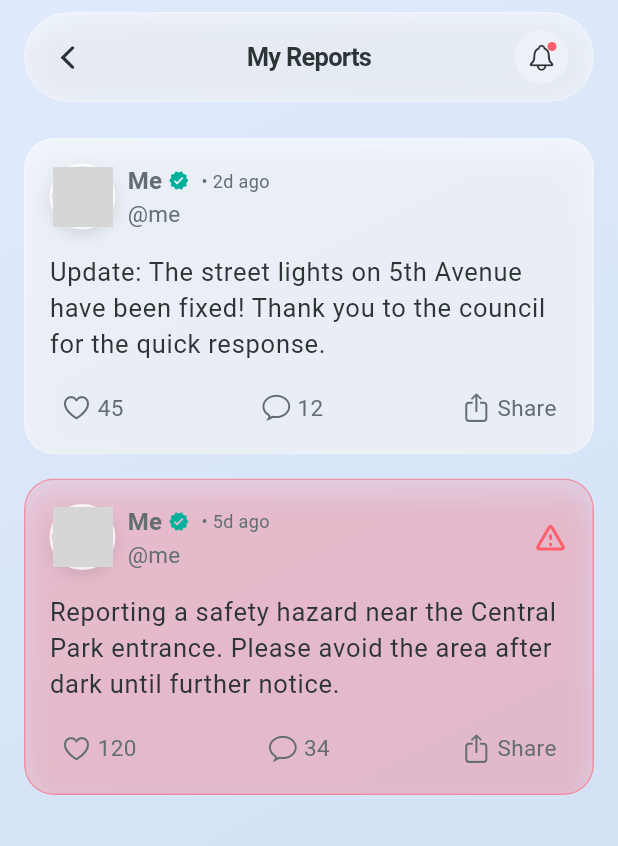
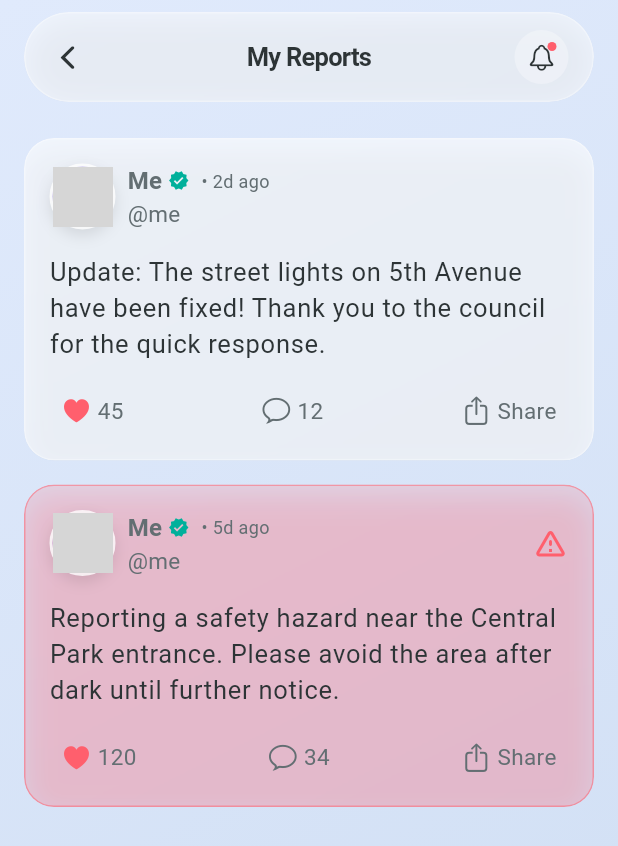
Before and after one commit to hosiahledwaba-cmyk/CallOut-UI-Demo, a Flutter app: the MyReportsScreen screen opened directly, on a phone screen of 412 x 824 dp. Shown: the top 846 px of the screen. Run offline on Flutter 3.47's test engine with Material 3 defaults, Android fonts, the phone set to English and light mode, and no system bars; our stand-ins replace app_links, cloud_firestore, firebase_auth, firebase_core, firebase_messaging, flutter_image_compress and 6 more; accounts and stored records are empty; generated files the repository leaves out were written again; network calls fail; Roboto replaces fonts that are missing (SF Pro Display); grey boxes are pictures that could not be loaded.

Commit message:
Fixed the state management for posts, and tried to enable in app notifications.

```diff
--- /dev/null
+++ b/lib/widgets/live_interactions.dart
@@ -0,0 +1,167 @@
+// lib/widgets/live_interactions.dart
+import 'package:cloud_firestore/cloud_firestore.dart';
+import 'package:flutter/material.dart';
+import 'package:flutter/cupertino.dart';
+import '../services/auth_service.dart';
+import '../data/feed_repository.dart';
+import '../theme/design_tokens.dart';
+
+// --- SHARED UI: Matches your _InteractionButton exactly ---
+class LiveInteractionButton extends StatelessWidget {
+  final IconData icon;
+  final String label;
+  final VoidCallback onTap;
+  final Color color;
+
+  const LiveInteractionButton({
+    super.key,
+    required this.icon,
+    required this.label,
+    required this.onTap,
+    this.color = DesignTokens.textSecondary,
+  });
+
+  @override
+  Widget build(BuildContext context) {
+    return InkWell(
+      onTap: onTap,
+      borderRadius: BorderRadius.circular(8),
+      child: Padding(
+        padding: const EdgeInsets.symmetric(vertical: 6, horizontal: 8),
+        child: Row(
+          children: [
+            Icon(icon, size: 20, color: color),
+            const SizedBox(width: 4),
+            Text(label, style: Theme.of(context).textTheme.bodyMedium),
+          ],
+        ),
+      ),
+    );
+  }
+}
+
+// --- LIVE LIKE BUTTON ---
+// Handles both the Like Count (from Post) and Red/Grey Heart (from Subcollection)
+class LiveLikeButton extends StatefulWidget {
+  final String postId;
+  final int initialLikes;
+  final bool initialIsLiked;
+
+  const LiveLikeButton({
+    super.key,
+    required this.postId,
+    required this.initialLikes,
+    required this.initialIsLiked,
+  });
+
+  @override
+  State<LiveLikeButton> createState() => _LiveLikeButtonState();
+}
+
+class _LiveLikeButtonState extends State<LiveLikeButton> {
+  bool? _optimisticLike; // Immediate UI feedback
+
+  @override
+  Widget build(BuildContext context) {
+    final userId = AuthService().currentUser?.id;
+
+    // 1. Stream: Post Document (For accurate Likes Count)
+    return StreamBuilder<DocumentSnapshot>(
+      stream: FirebaseFirestore.instance
+          .collection('posts')
+          .doc(widget.postId)
+          .snapshots(),
+      builder: (context, postSnap) {
+        int likeCount = widget.initialLikes;
+        if (postSnap.hasData && postSnap.data!.exists) {
+          likeCount =
+              (postSnap.data!.data() as Map<String, dynamic>)['likes_count'] ??
+              widget.initialLikes;
+        }
+
+        // 2. Stream: Like Status (Red or Grey)
+        return StreamBuilder<DocumentSnapshot>(
+          stream: userId != null
+              ? FirebaseFirestore.instance
+                    .collection('posts')
+                    .doc(widget.postId)
+                    .collection('likes')
+                    .doc(userId)
+                    .snapshots()
+              : null,
+          builder: (context, likeSnap) {
+            // LOGIC: Determine if liked
+            bool isLiked = widget.initialIsLiked;
+
+            if (_optimisticLike != null) {
+              isLiked = _optimisticLike!; // Priority 1: User just tapped
+            } else if (likeSnap.hasData && likeSnap.data!.exists) {
+              isLiked = true; // Priority 2: Database says liked
+            } else if (likeSnap.hasData && !likeSnap.data!.exists) {
+              isLiked = false; // Priority 3: Database says NOT liked
+            }
+
+            return LiveInteractionButton(
+              icon: isLiked ? CupertinoIcons.heart_fill : CupertinoIcons.heart,
+              label: "$likeCount",
+              color: isLiked
+                  ? DesignTokens.accentAlert
+                  : DesignTokens.textSecondary,
+              onTap: () {
+                if (userId == null) return;
+
+                // Optimistic Update
+                setState(() => _optimisticLike = !isLiked);
+
+                // API Call (using your correct repo method)
+                FeedRepository().likePost(widget.postId, !isLiked).then((_) {
+                  if (mounted) setState(() => _optimisticLike = null);
+                });
+              },
+            );
+          },
+        );
+      },
+    );
+  }
+}
+
+// --- LIVE COMMENT BUTTON ---
+// Handles the Comment Count updating in real-time
+class LiveCommentButton extends StatelessWidget {
+  final String postId;
+  final int initialComments;
+  final VoidCallback onTap;
+
+  const LiveCommentButton({
+    super.key,
+    required this.postId,
+    required this.initialComments,
+    required this.onTap,
+  });
+
+  @override
+  Widget build(BuildContext context) {
+    return StreamBuilder<DocumentSnapshot>(
+      stream: FirebaseFirestore.instance
+          .collection('posts')
+          .doc(postId)
+          .snapshots(),
+      builder: (context, snapshot) {
+        int commentCount = initialComments;
+        if (snapshot.hasData && snapshot.data!.exists) {
+          commentCount =
+              (snapshot.data!.data()
+                  as Map<String, dynamic>)['comments_count'] ??
+              initialComments;
+        }
+
+        return LiveInteractionButton(
+          icon: CupertinoIcons.chat_bubble,
+          label: "$commentCount",
+          onTap: onTap,
+        );
+      },
+    );
+  }
+}
--- a/lib/widgets/post_preview.dart
+++ b/lib/widgets/post_preview.dart
@@ -11,6 +11,7 @@ import '../screens/post_detail_screen.dart';
 import '../screens/profile_screen.dart';
 import '../data/feed_repository.dart';
 import '../utils/time_formatter.dart';
+import 'live_interactions.dart'; // <--- IMPORT THIS
 
 class PostPreview extends StatefulWidget {
   final Post post;
@@ -22,10 +23,9 @@ class PostPreview extends StatefulWidget {
 }
 
 class _PostPreviewState extends State<PostPreview> {
-  late Post _post; // The wrapper (Reposter)
-  late Post _displayPost; // The content (Original Author)
+  late Post _post;
+  late Post _displayPost;
 
-  final FeedRepository _repo = FeedRepository();
   int _currentImageIndex = 0;
 
   @override
@@ -36,13 +36,11 @@ class _PostPreviewState extends State<PostPreview> {
 
   void _initializePostData() {
     _post = widget.post;
-    // If repost, show inner content. Else show post itself.
     _displayPost = (_post.isRepost && _post.repostedPost != null)
         ? _post.repostedPost!
         : _post;
   }
 
-  // --- CRITICAL FIX: SYNC STATE FROM PARENT ---
   @override
   void didUpdateWidget(PostPreview oldWidget) {
     super.didUpdateWidget(oldWidget);
@@ -51,25 +49,6 @@ class _PostPreviewState extends State<PostPreview> {
         _initializePostData();
       });
     }
-  }
-
-  void _handleLike() {
-    // Like the CONTENT, not the wrapper
-    final wasLiked = _displayPost.isLiked;
-
-    setState(() {
-      _displayPost = _displayPost.copyWith(
-        isLiked: !wasLiked,
-        likes: _displayPost.likes + (wasLiked ? -1 : 1),
-      );
-
-      // If not a repost, sync wrapper for consistency
-      if (!_post.isRepost) {
-        _post = _displayPost;
-      }
-    });
-
-    _repo.likePost(_displayPost.id, !wasLiked);
   }
 
   void _handleShare() {
@@ -82,7 +61,6 @@ class _PostPreviewState extends State<PostPreview> {
   }
 
   void _navigateToProfile() {
-    // Navigates to the author of the CONTENT
     Navigator.push(
       context,
       MaterialPageRoute(
@@ -92,23 +70,14 @@ class _PostPreviewState extends State<PostPreview> {
   }
 
   void _handleTap() async {
-    final updatedPost = await Navigator.push(
+    // When returning from details, we don't strictly need to setState
+    // because the Live Widgets handle the sync now!
+    Navigator.push(
       context,
       MaterialPageRoute(
         builder: (context) => PostDetailScreen(post: _displayPost),
       ),
     );
-
-    if (updatedPost != null && updatedPost is Post && mounted) {
-      setState(() {
-        if (_post.isRepost) {
-          _displayPost = updatedPost; // Update inner content
-        } else {
-          _post = updatedPost;
-          _displayPost = updatedPost;
-        }
-      });
-    }
   }
 
   @override
@@ -119,8 +88,6 @@ class _PostPreviewState extends State<PostPreview> {
         crossAxisAlignment: CrossAxisAlignment.start,
         children: [
           // 1. REPOST HEADER
-          // Logic: Since the Feed only returns posts from people we follow,
-          // if isRepost is true, the user follows the reposter.
           if (_post.isRepost)
             Padding(
               padding: const EdgeInsets.only(left: 12, bottom: 4),
@@ -265,7 +232,6 @@ class _PostPreviewState extends State<PostPreview> {
                     ),
                 ] else if (_displayPost.imageUrl != null &&
                     _displayPost.imageUrl!.isNotEmpty) ...[
-                  // Fallback for legacy posts
                   const SizedBox(height: DesignTokens.paddingMedium),
                   ClipRRect(
                     borderRadius: BorderRadius.circular(
@@ -280,27 +246,27 @@ class _PostPreviewState extends State<PostPreview> {
                   ),
                 ],
 
-                // Actions
+                // --- ACTIONS FOOTER (LIVE UPDATES) ---
                 const SizedBox(height: DesignTokens.paddingMedium),
                 Row(
                   mainAxisAlignment: MainAxisAlignment.spaceBetween,
                   children: [
-                    _InteractionButton(
-                      icon: _displayPost.isLiked
-                          ? CupertinoIcons.heart_fill
-                          : CupertinoIcons.heart,
-                      color: _displayPost.isLiked
-                          ? DesignTokens.accentAlert
-                          : DesignTokens.textSecondary,
-                      label: "${_displayPost.likes}",
-                      onTap: _handleLike,
+                    // 1. LIVE LIKE
+                    LiveLikeButton(
+                      postId: _displayPost.id,
+                      initialLikes: _displayPost.likes,
+                      initialIsLiked: _displayPost.isLiked,
                     ),
-                    _InteractionButton(
-                      icon: CupertinoIcons.chat_bubble,
-                      label: "${_displayPost.comments}",
+
+                    // 2. LIVE COMMENTS
+                    LiveCommentButton(
+                      postId: _displayPost.id,
+                      initialComments: _displayPost.comments,
                       onTap: _handleTap,
                     ),
-                    _InteractionButton(
+
+                    // 3. STATIC SHARE (No live counter needed usually)
+                    LiveInteractionButton(
                       icon: CupertinoIcons.share,
                       label: "Share",
                       onTap: _handleShare,
@@ -315,34 +281,3 @@ class _PostPreviewState extends State<PostPreview> {
     );
   }
 }
-
-class _InteractionButton extends StatelessWidget {
-  final IconData icon;
-  final String label;
-  final VoidCallback onTap;
-  final Color color;
-
-  const _InteractionButton({
-    required this.icon,
-    required this.label,
-    required this.onTap,
-    this.color = DesignTokens.textSecondary,
-  });
-
-  @override
-  Widget build(BuildContext context) {
-    return InkWell(
-      onTap: onTap,
-      child: Padding(
-        padding: const EdgeInsets.symmetric(vertical: 4, horizontal: 8),
-        child: Row(
-          children: [
-            Icon(icon, size: 20, color: color),
-            const SizedBox(width: 4),
-            Text(label, style: Theme.of(context).textTheme.bodyMedium),
-          ],
-        ),
-      ),
-    );
-  }
-}
--- a/pubspec.yaml
+++ b/pubspec.yaml
@@ -51,6 +51,8 @@ dependencies:
   app_links: ^7.0.0
   firebase_messaging: ^16.1.0
   flutter_local_notifications: ^17.0.0
+  cloud_firestore: ^6.1.1
+  firebase_auth: ^6.1.3
 
 dev_dependencies:
   flutter_test:
```
Also changed, not shown: lib/main.dart (+26 -5 lines), lib/screens/login_screen.dart (+7 -8 lines), lib/services/push_notification_service.dart (+66 -47 lines), lib/services/realtime_service.dart (added, +96 -0 lines), lib/widgets/live_post_widgets.dart (added, +127 -0 lines).
